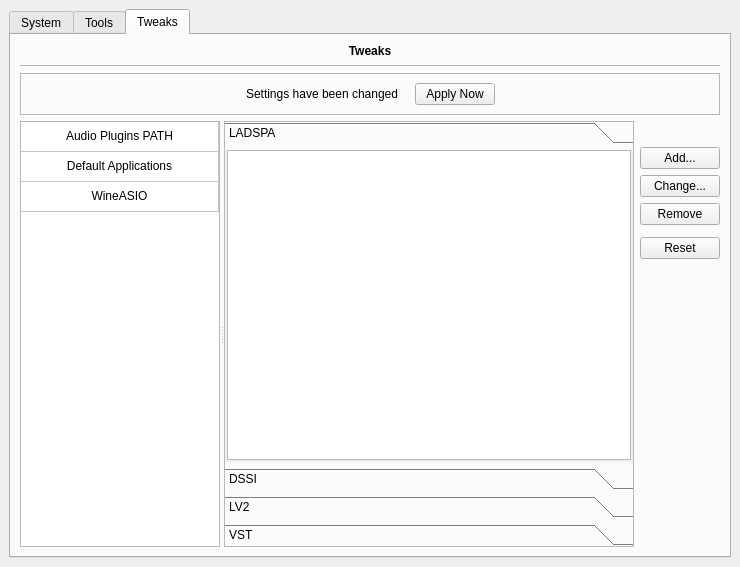
Before: the Qt Designer form resources/ui/cadence.ui in falkTX/Cadence, drawn with Qt 5.
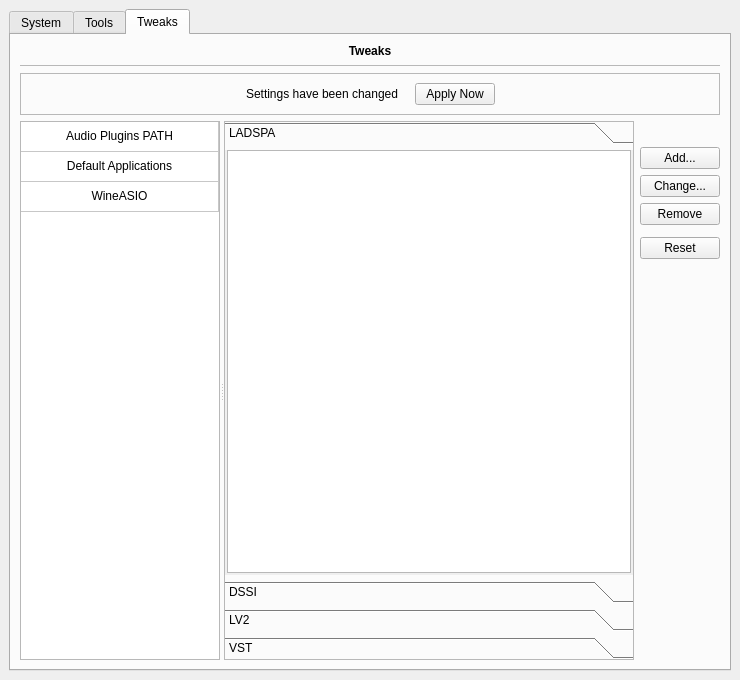
After: the same form once the commit is applied. The open tabs and pages were chosen to show the change. Icons and pictures are not drawn. Custom widgets are drawn as their Qt base class.

Commit message: gives 2 spinboxs in pulseaudio jack settings dialog to choose number of channels, and all to make it works

The edit to the form file:
```diff
--- a/resources/ui/cadence.ui
+++ b/resources/ui/cadence.ui
@@ -7,7 +7,7 @@
     <x>0</x>
     <y>0</y>
     <width>740</width>
-    <height>564</height>
+    <height>680</height>
    </rect>
   </property>
   <property name="windowTitle">
@@ -1579,7 +1579,7 @@
              <string>Audio Plugins PATH</string>
             </property>
             <property name="textAlignment">
-             <set>AlignHCenter|AlignVCenter|AlignCenter</set>
+             <set>AlignCenter</set>
             </property>
             <property name="flags">
              <set>ItemIsSelectable|ItemIsEnabled</set>
@@ -1590,7 +1590,7 @@
              <string>Default Applications</string>
             </property>
             <property name="textAlignment">
-             <set>AlignHCenter|AlignVCenter|AlignCenter</set>
+             <set>AlignCenter</set>
             </property>
             <property name="flags">
              <set>ItemIsSelectable|ItemIsEnabled</set>
@@ -1601,7 +1601,7 @@
              <string>WineASIO</string>
             </property>
             <property name="textAlignment">
-             <set>AlignHCenter|AlignVCenter|AlignCenter</set>
+             <set>AlignCenter</set>
             </property>
             <property name="flags">
              <set>ItemIsSelectable|ItemIsEnabled</set>
@@ -1688,8 +1688,8 @@
                  <rect>
                   <x>0</x>
                   <y>0</y>
-                  <width>416</width>
-                  <height>334</height>
+                  <width>96</width>
+                  <height>86</height>
                  </rect>
                 </property>
                 <attribute name="label">
```
Left out of the diff: 79 changed lines with no effect on the pictures. The commit also changes 2 other files.
